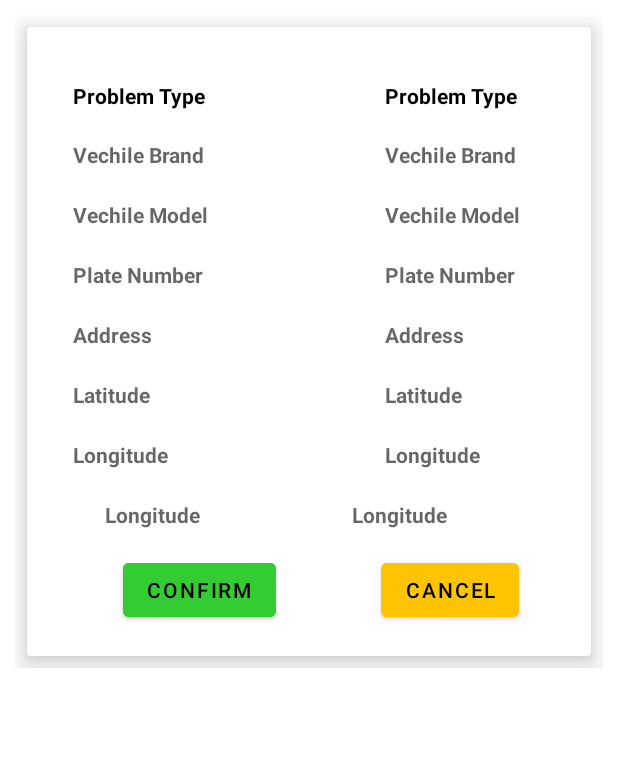
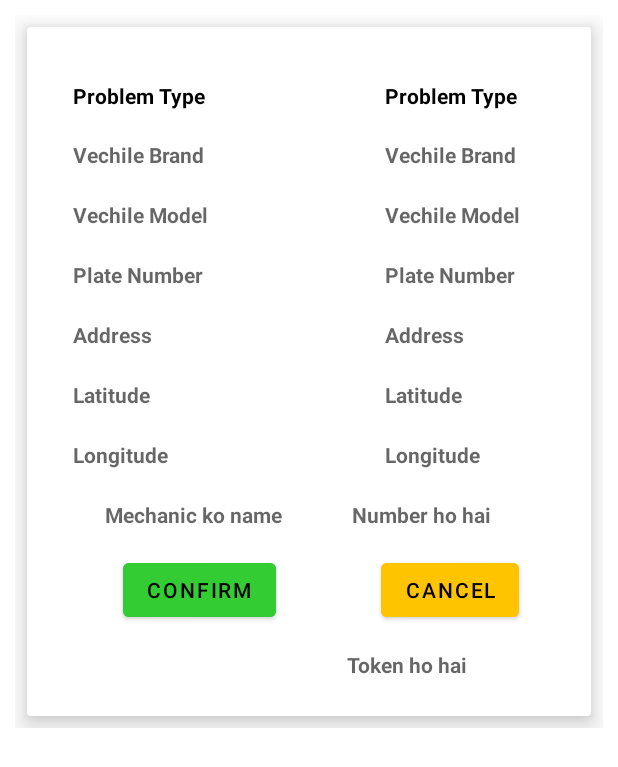
Before and after one commit to Team-Phantoms/SawariSewa-Frontend, an Android app: the layout view_request_layout.xml on its own in the app's theme, with its tools: preview values and no code run, on a phone screen of 412 x 824 dp. Shown: the top 767 px of the screen. Run offline under Robolectric (Android 15) with nearby library versions, the phone set to English and light mode, and no system bars; Roboto replaces fonts that are not available here.

Commit message:
some changes

```diff
--- a/app/src/main/res/layout/view_request_layout.xml
+++ b/app/src/main/res/layout/view_request_layout.xml
@@ -236,7 +236,7 @@
                 android:layout_marginStart="32dp"
                 android:layout_marginTop="16dp"
                 android:layout_marginEnd="44dp"
-                android:hint="Longitude"
+                android:hint="Mechanic ko name"
                 android:textColor="#000"
                 android:textStyle="bold"
                 app:layout_constraintEnd_toStartOf="@+id/tvLong"
@@ -252,7 +252,7 @@
                 android:layout_marginStart="44dp"
                 android:layout_marginTop="16dp"
                 android:layout_marginEnd="19dp"
-                android:hint="Longitude"
+                android:hint="Number ho hai"
                 android:textColor="#000"
                 android:textStyle="bold"
                 app:layout_constraintEnd_toEndOf="parent"
@@ -288,6 +288,21 @@
                 app:layout_constraintEnd_toEndOf="parent"
                 app:layout_constraintTop_toBottomOf="@+id/tvLong" />
 
+            <TextView
+                android:id="@+id/tvToken"
+                android:layout_width="120dp"
+                android:layout_height="24dp"
+                android:layout_alignParentBottom="true"
+                android:layout_marginStart="44dp"
+                android:layout_marginTop="16dp"
+                android:layout_marginEnd="19dp"
+                android:hint="Token ho hai"
+                android:textColor="#000"
+                android:textStyle="bold"
+                app:layout_constraintEnd_toEndOf="parent"
+                app:layout_constraintStart_toEndOf="@+id/ivdelete"
+                app:layout_constraintTop_toBottomOf="@+id/btnupdatemap" />
+
 
         </androidx.constraintlayout.widget.ConstraintLayout>
 
--- a/gradle.properties
+++ b/gradle.properties
@@ -19,4 +19,4 @@ android.useAndroidX=true
 android.enableJetifier=true
 # Kotlin code style for this project: "official" or "obsolete":
 kotlin.code.style=official
-org.gradle.jvmargs=-XX\:MaxHeapSize\=256m -Xmx256m
+org.gradle.jvmargs=-Xmx4G
```
Also changed, not shown: app/build.gradle (+8 -5 lines), 1 other file.
